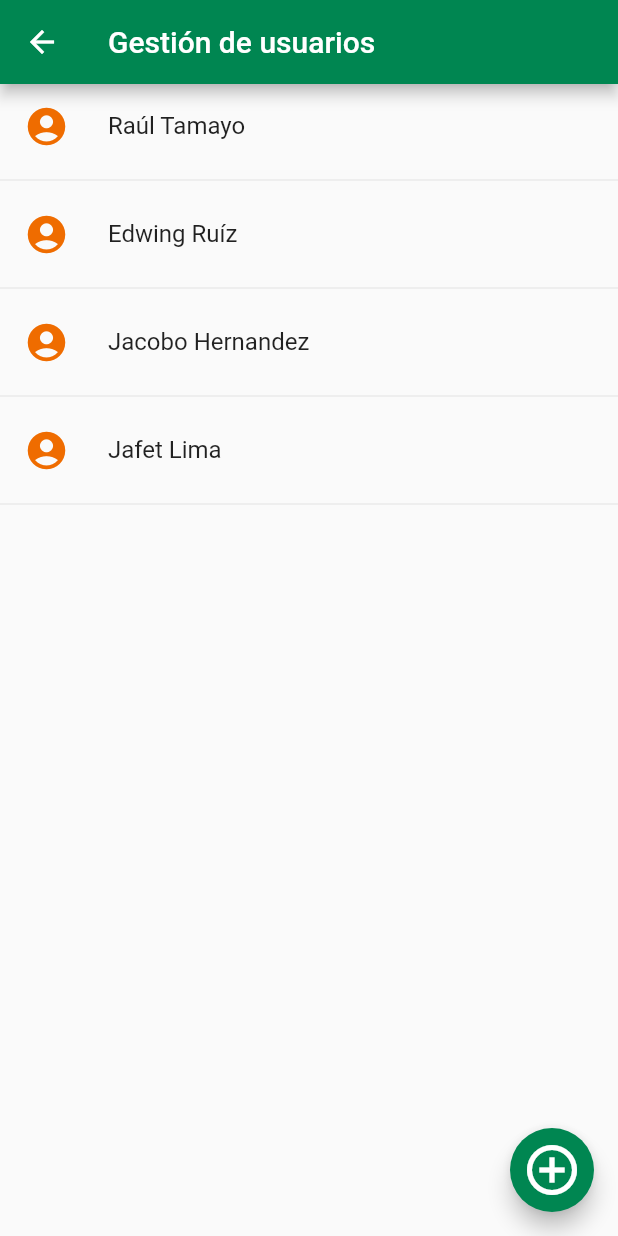
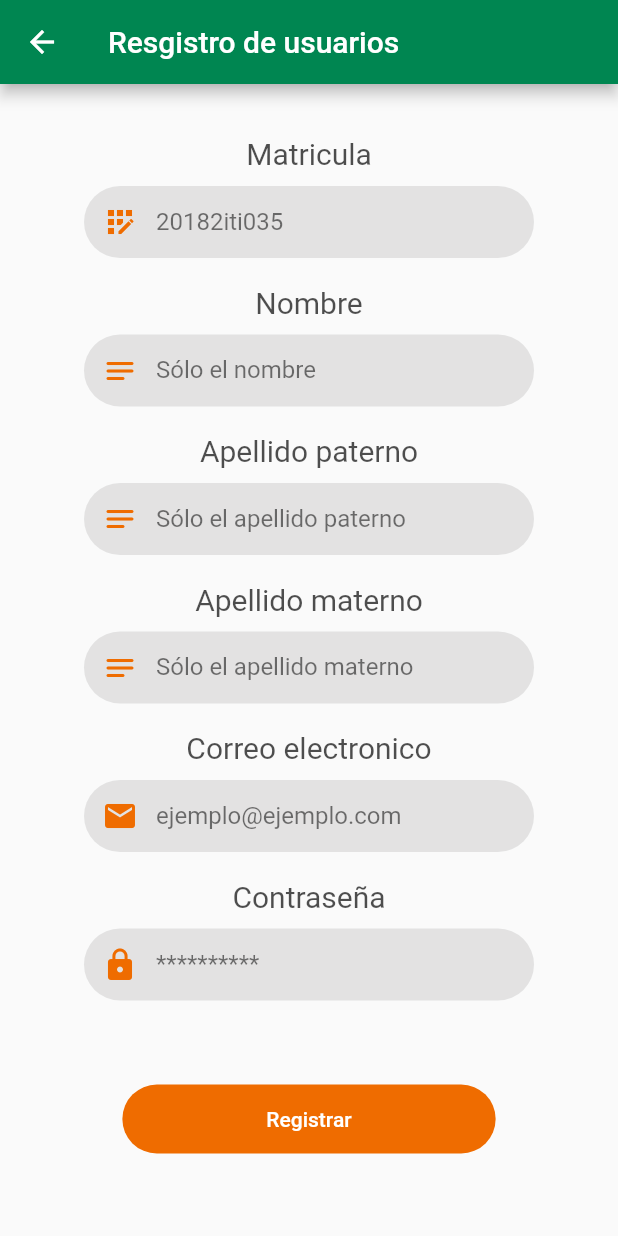
Before and after one commit to raul051/cmu, a Flutter app: the AdminUsersPage screen opened by its route, after a tap on the "add circle outline" icon, on a phone screen of 412 x 824 dp. Run offline on Flutter 3.47's test engine with Material 2 defaults, Android fonts, the phone set to English and light mode, and no system bars; Roboto replaces fonts that are missing (OpenSans).

Commit message:
Formulario de registro

```diff
--- a/lib/providers/login_form_provider.dart
+++ b/lib/providers/login_form_provider.dart
@@ -4,8 +4,8 @@ class LoginFormProvider extends ChangeNotifier{
 
   GlobalKey<FormState> formkey = new GlobalKey<FormState>();
 
-  String email = '';
-  String password = '';
+    String email = '';
+    String password = '';
 
   bool isValidForm(){
 
--- /dev/null
+++ b/lib/providers/registro_form_provider.dart
@@ -0,0 +1,22 @@
+import 'package:flutter/material.dart';
+
+class ResgistroFormProvider extends ChangeNotifier{
+
+  GlobalKey<FormState> formkey = new GlobalKey<FormState>();
+
+    String  matricula   = '';
+    String  password    = '';
+    String  nombre      = '';
+    String  amaterno   = '';
+    String  apatern    = '';
+    String  genero      = '';
+    String  correo      = '';
+    String  idcarrera  = '';
+
+  bool isValidForm(){
+
+
+    return formkey.currentState?.validate() ?? false;
+  }
+
+}
--- a/lib/src/pages/AdminUsers.dart
+++ b/lib/src/pages/AdminUsers.dart
@@ -1,5 +1,7 @@
 import 'package:cmu/providers/users_provider.dart';
 import 'package:flutter/material.dart';
+
+import 'ResgistroUsersPage.dart';
 
 class AdminUsersPage extends StatelessWidget {
   const AdminUsersPage({Key key}) : super(key: key);
@@ -13,8 +15,10 @@ class AdminUsersPage extends StatelessWidget {
       floatingActionButton: FloatingActionButton(
         backgroundColor: Color(0xff008651),
         child: Icon(Icons.add_circle_outline,size:40),
-        onPressed: (){},
-        ),
+        onPressed: (){
+          Navigator.push(context, MaterialPageRoute( builder: (_) => ResgistroUsersPage(), ));
+        },
+      ),
     );
   }
 
--- /dev/null
+++ b/lib/src/pages/ResgistroUsersPage.dart
@@ -0,0 +1,301 @@
+import 'package:cmu/providers/registro_form_provider.dart';
+import 'package:flutter/material.dart';
+import 'package:provider/provider.dart';
+
+class ResgistroUsersPage extends StatelessWidget {
+  const ResgistroUsersPage({Key key}) : super(key: key);
+
+  @override
+  Widget build(BuildContext context) {
+    return Scaffold(
+      appBar: AppBar(backgroundColor: Color(0xff008651), title:Text("Resgistro de usuarios")),
+      body:Container(
+        height: double.infinity,
+        width: double.infinity,
+        child: SingleChildScrollView(
+          child: Column(
+            children:[
+              SizedBox(height:35),
+              ChangeNotifierProvider(
+                create:(_) => ResgistroFormProvider(),
+                child: _RegistroForm(),
+              )
+            ]
+          )
+        ),
+      ),
+      //backgroundColor: Color(0x718B8A8A),
+    );
+  }
+}
+
+class _RegistroForm extends StatelessWidget{
+
+  @override
+  Widget build(BuildContext context) {
+
+  final loginForm = Provider.of<ResgistroFormProvider>(context);
+  final stiloTitulo = TextStyle(fontSize: 20, color:Color(0xC2161616));
+
+    return Container(
+      child: Form(
+        key:loginForm.formkey,
+        autovalidateMode: AutovalidateMode.onUserInteraction,
+        child: Column(
+          children: [
+            Text("Matricula",style:stiloTitulo),
+            SizedBox(height: 10,),
+            _cajaMatricula(context),
+            SizedBox(height: 18,),
+            Text("Nombre",style:stiloTitulo),
+            SizedBox(height: 10,),
+            _cajaNombre(context),
+            SizedBox(height: 18),
+            Text("Apellido paterno",style:stiloTitulo),
+            SizedBox(height: 10,),
+            _cajaApellidoPa(context),
+            SizedBox(height: 18),
+            Text("Apellido materno",style:stiloTitulo),
+            SizedBox(height: 10,),
+            _cajaApellidoMa(context),
+            SizedBox(height: 18),
+            Text("Correo electronico",style:stiloTitulo),
+            SizedBox(height: 10,),
+            _cajaMail(context),
+            SizedBox(height: 18),
+            Text("Contraseña",style:stiloTitulo),
+            SizedBox(height: 10,),
+            _cajaPass(context),
+            SizedBox(height: 55),
+            MaterialButton(
+              shape: RoundedRectangleBorder(borderRadius: BorderRadius.circular(30),),
+              elevation:0,
+              color:Color(0xffEF6C00),
+              child: Container(
+                padding: EdgeInsets.symmetric(horizontal: 80, vertical: 15),
+                child:Text("Registrar", style:TextStyle(color:Colors.white)),
+              ),
+                onPressed:(){
+                if( !loginForm.isValidForm()) return;
+                Navigator.pushReplacementNamed(context, 'Home');
+            }
+              ),
+              SizedBox(height: 55),
+          ],
+        ),
+      )
+    );
+  }
+
+  _cajaMail(BuildContext context) {
+    final registroForm = Provider.of<ResgistroFormProvider>(context);
+    return Container(
+              decoration: BoxDecoration(
+                color:Color(0x31807F7F),
+                borderRadius: BorderRadius.circular(50),
+              ),
+              width: 300,
+              child: TextFormField(
+                autocorrect: false,
+                keyboardType: TextInputType.emailAddress,
+                decoration: InputDecoration(
+                border: InputBorder.none,
+                contentPadding: EdgeInsets.only(top: 14.0),
+                prefixIcon: Icon(
+                  Icons.mail,
+                  color: Color(0xffEF6C00),
+                ),
+                hintText: 'ejemplo@ejemplo.com',
+                hintStyle: TextStyle(
+                  color: Colors.black54,
+                  fontFamily: 'OpenSans',
+                  ),
+                ),
+                onChanged: (value) => registroForm.correo = value,
+                validator: (value){
+                  String pattern = r'^(([^<>()[\]\\.,;:\s@\"]+(\.[^<>()[\]\\.,;:\s@\"]+)*)|(\".+\"))@((\[[0-9]{1,3}\.[0-9]{1,3}\.[0-9]{1,3}\.[0-9]{1,3}\])|(([a-zA-Z\-0-9]+\.)+[a-zA-Z]{2,}))$';
+                  RegExp regExp  = new RegExp(pattern);
+
+                  return regExp.hasMatch(value ?? '')
+                    ? null
+                    : 'Ingrese su correo electronico';
+                },
+              ),
+            );
+  }
+
+ Widget _cajaPass(BuildContext context) {
+   final loginForm = Provider.of<ResgistroFormProvider>(context);
+   return Container(
+              decoration: BoxDecoration(
+                color:Color(0x31807F7F),
+                borderRadius: BorderRadius.circular(50),
+              ),
+              width: 300,
+              child: TextFormField(
+                obscureText: true,
+                autocorrect: false,
+                decoration: InputDecoration(
+                border: InputBorder.none,
+                contentPadding: EdgeInsets.only(top: 14.0),
+                prefixIcon: Icon(
+                  Icons.lock,
+                  color: Color(0xffEF6C00),
+                ),
+                hintText: '**********',
+                hintStyle: TextStyle(
+                  color: Colors.black54,
+                  fontFamily: 'OpenSans',
+                  ),
+                ),
+                onChanged: (value) => loginForm.password = value,
+                validator: (value){
+                  return ( value != null && value.length >= 8)
+                  ? null
+                  : 'La contraseña debe contener almenos 8 caracteres';
+
+                },
+              ),
+            );
+ }
+
+ Widget _cajaMatricula(BuildContext context) {
+
+   final loginForm = Provider.of<ResgistroFormProvider>(context);
+   return Container(
+              decoration: BoxDecoration(
+                color:Color(0x31807F7F),
+                borderRadius: BorderRadius.circular(50),
+              ),
+              width: 300,
+              child: TextFormField(
+                autocorrect: false,
+                decoration: InputDecoration(
+                border: InputBorder.none,
+                contentPadding: EdgeInsets.only(top: 14.0),
+                prefixIcon: Icon(
+                  Icons.app_registration,
+                  color: Color(0xffEF6C00),
+                ),
+                hintText: '20182iti035',
+                hintStyle: TextStyle(
+                  color: Colors.black54,
+                  fontFamily: 'OpenSans',
+                  ),
+                ),
+                onChanged: (value) => loginForm.password = value,
+                validator: (value){
+                  return ( value != null)
+                  ? null
+                  : 'Ingrese algún valor';
+
+                },
+              ),
+            );
+
+ }
+
+  _cajaNombre(BuildContext context) {
+
+    final loginForm = Provider.of<ResgistroFormProvider>(context);
+   return Container(
+              decoration: BoxDecoration(
+                color:Color(0x31807F7F),
+                borderRadius: BorderRadius.circular(50),
+              ),
+              width: 300,
+              child: TextFormField(
+                autocorrect: false,
+                decoration: InputDecoration(
+                border: InputBorder.none,
+                contentPadding: EdgeInsets.only(top: 14.0),
+                prefixIcon: Icon(
+                  Icons.notes_rounded,
+                  color: Color(0xffEF6C00),
+                ),
+                hintText: 'Sólo el nombre',
+                hintStyle: TextStyle(
+                  color: Colors.black54,
+                  fontFamily: 'OpenSans',
+                  ),
+                ),
+                onChanged: (value) => loginForm.password = value,
+                validator: (value){
+                  return ( value != null)
+                  ? null
+                  : 'Ingrese algún valor';
+
+                },
+              ),
+            );
+  }
+
+  _cajaApellidoPa(BuildContext context) {
+
+    final loginForm = Provider.of<ResgistroFormProvider>(context);
+   return Container(
+              decoration: BoxDecoration(
+                color:Color(0x31807F7F),
+                borderRadius: BorderRadius.circular(50),
+              ),
+              width: 300,
+              child: TextFormField(
+                autocorrect: false,
+                decoration: InputDecoration(
+                border: InputBorder.none,
+                contentPadding: EdgeInsets.only(top: 14.0),
+                prefixIcon: Icon(
+                  Icons.notes_rounded,
+                  color: Color(0xffEF6C00),
+                ),
+                hintText: 'Sólo el apellido paterno',
+                hintStyle: TextStyle(
+                  color: Colors.black54,
+                  fontFamily: 'OpenSans',
+                  ),
+                ),
+                onChanged: (value) => loginForm.password = value,
+                validator: (value){
+                  return ( value != null)
+                  ? null
+                  : 'Ingrese algún valor';
+
+                },
+              ),
+            );
+  }
+
+  _cajaApellidoMa(BuildContext context) {
+    final loginForm = Provider.of<ResgistroFormProvider>(context);
+   return Container(
+              decoration: BoxDecoration(
+                color:Color(0x31807F7F),
+                borderRadius: BorderRadius.circular(50),
+              ),
+              width: 300,
+              child: TextFormField(
+                autocorrect: false,
+                decoration: InputDecoration(
+                border: InputBorder.none,
+                contentPadding: EdgeInsets.only(top: 14.0),
+                prefixIcon: Icon(
+                  Icons.notes_rounded,
+                  color: Color(0xffEF6C00),
+                ),
+                hintText: 'Sólo el apellido materno',
+                hintStyle: TextStyle(
+                  color: Colors.black54,
+                  fontFamily: 'OpenSans',
+                  ),
+                ),
+                onChanged: (value) => loginForm.password = value,
+                validator: (value){
+                  return ( value != null)
+                  ? null
+                  : 'Ingrese algún valor';
+
+                },
+              ),
+            );
+  }
+}
```
Also changed, not shown: 1 other file.
